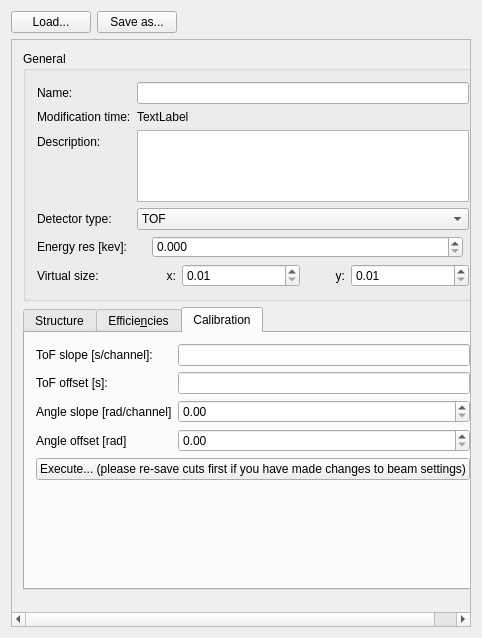
This is ui_files/ui_request_detector_settings.ui in JYU-IBA/potku as Qt 5 draws it before an edit. The edited form follows.
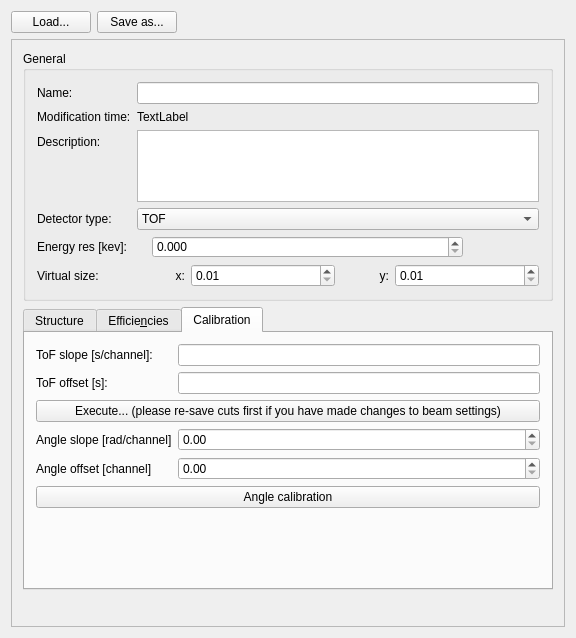
This is the edited form. The open tabs and pages were chosen to show the change. Icons and pictures are not drawn.

```diff
--- a/ui_files/ui_request_detector_settings.ui
+++ b/ui_files/ui_request_detector_settings.ui
@@ -9,7 +9,7 @@
    <rect>
     <x>0</x>
     <y>0</y>
-    <width>482</width>
+    <width>576</width>
     <height>638</height>
    </rect>
   </property>
@@ -82,8 +82,8 @@
        <rect>
         <x>0</x>
         <y>0</y>
-        <width>469</width>
-        <height>582</height>
+        <width>556</width>
+        <height>586</height>
        </rect>
       </property>
       <layout class="QVBoxLayout" name="verticalLayout_7">
@@ -683,20 +683,6 @@
                    </property>
                   </widget>
                  </item>
-                 <item row="4" column="0">
-                  <widget class="QLabel" name="label_5">
-                   <property name="text">
-                    <string>Angle slope [rad/channel]</string>
-                   </property>
-                  </widget>
-                 </item>
-                 <item row="5" column="0">
-                  <widget class="QLabel" name="label_6">
-                   <property name="text">
-                    <string>Angle offset [rad]</string>
-                   </property>
-                  </widget>
-                 </item>
                  <item row="3" column="1">
                   <widget class="QLineEdit" name="offsetLineEdit">
                    <property name="sizePolicy">
@@ -719,7 +705,43 @@
                    </property>
                   </widget>
                  </item>
-                 <item row="4" column="1">
+                 <item row="6" column="0">
+                  <widget class="QLabel" name="label_6">
+                   <property name="text">
+                    <string>Angle offset [channel]</string>
+                   </property>
+                  </widget>
+                 </item>
+                 <item row="6" column="1">
+                  <widget class="QDoubleSpinBox" name="angleOffsetLineEdit">
+                   <property name="sizePolicy">
+                    <sizepolicy hsizetype="Minimum" vsizetype="Fixed">
+                     <horstretch>3</horstretch>
+                     <verstretch>0</verstretch>
+                    </sizepolicy>
+                   </property>
+                   <property name="minimum">
+                    <double>0.000000000000000</double>
+                   </property>
+                   <property name="maximum">
+                    <double>9996.989999999999782</double>
+                   </property>
+                   <property name="singleStep">
+                    <double>0.100000000000000</double>
+                   </property>
+                   <property name="value">
+                    <double>0.000000000000000</double>
+                   </property>
+                  </widget>
+                 </item>
+                 <item row="5" column="0">
+                  <widget class="QLabel" name="label_5">
+                   <property name="text">
+                    <string>Angle slope [rad/channel]</string>
+                   </property>
+                  </widget>
+                 </item>
+                 <item row="5" column="1">
                   <widget class="QDoubleSpinBox" name="angleSlopeLineEdit">
                    <property name="sizePolicy">
                     <sizepolicy hsizetype="Minimum" vsizetype="Fixed">
@@ -744,40 +766,25 @@
                    </property>
                   </widget>
                  </item>
-                 <item row="5" column="1">
-                  <widget class="QDoubleSpinBox" name="angleOffsetLineEdit">
+                 <item row="4" column="0" colspan="2">
+                  <widget class="QPushButton" name="executeTofCalibrationButton">
                    <property name="sizePolicy">
-                    <sizepolicy hsizetype="Minimum" vsizetype="Fixed">
-                     <horstretch>3</horstretch>
+                    <sizepolicy hsizetype="Preferred" vsizetype="Fixed">
+                     <horstretch>0</horstretch>
                      <verstretch>0</verstretch>
                     </sizepolicy>
                    </property>
-                   <property name="minimum">
-                    <double>0.000000000000000</double>
-                   </property>
-                   <property name="maximum">
-                    <double>9996.989999999999782</double>
-                   </property>
-                   <property name="singleStep">
-                    <double>0.100000000000000</double>
-                   </property>
-                   <property name="value">
-                    <double>0.000000000000000</double>
+                   <property name="text">
+                    <string>Execute... (please re-save cuts first if you have made changes to beam settings)</string>
                    </property>
                   </widget>
                  </item>
                 </layout>
                </item>
                <item>
-                <widget class="QPushButton" name="executeCalibrationButton">
-                 <property name="sizePolicy">
-                  <sizepolicy hsizetype="Preferred" vsizetype="Fixed">
-                   <horstretch>0</horstretch>
-                   <verstretch>0</verstretch>
-                  </sizepolicy>
-                 </property>
+                <widget class="QPushButton" name="executeAngleCalibrationButton">
                  <property name="text">
-                  <string>Execute... (please re-save cuts first if you have made changes to beam settings)</string>
+                  <string>Angle calibration</string>
                  </property>
                 </widget>
                </item>
```
Left out of the diff: 4 changed lines with no effect on the pictures.
